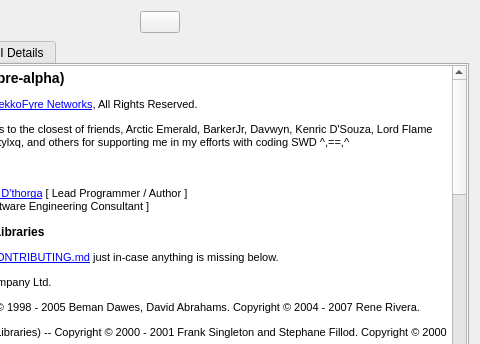
First picture: the form in src/ui/aboutdialog.ui, repository GekkoFyre/small-world-deluxe, before the edit; both pictures show x 160 to 640 and y 0 to 344 of the 640 by 480 pixel window.
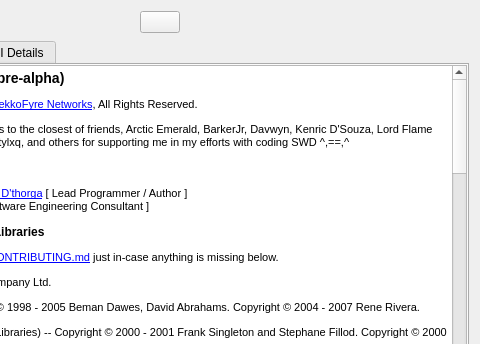
Second picture: the form after the edit.

```diff
--- a/src/ui/aboutdialog.ui
+++ b/src/ui/aboutdialog.ui
@@ -176,12 +176,29 @@
 &lt;p style=&quot; margin-top:12px; margin-bottom:12px; margin-left:0px; margin-right:0px; -qt-block-indent:0; text-indent:0px;&quot;&gt;&lt;span style=&quot; font-family:'Courier New'; font-size:8pt;&quot;&gt;QXmpp - Copyright © 2008 - 2020 The QXmpp Developers.&lt;/span&gt;&lt;/p&gt;
 &lt;p style=&quot; margin-top:12px; margin-bottom:12px; margin-left:0px; margin-right:0px; -qt-block-indent:0; text-indent:0px;&quot;&gt;&lt;span style=&quot; font-family:'Courier New'; font-size:8pt;&quot;&gt;SingleApplication -- Copyright © 2015 - 2020 Itay Grudev.&lt;/span&gt;&lt;/p&gt;
 &lt;p style=&quot; margin-top:12px; margin-bottom:12px; margin-left:0px; margin-right:0px; -qt-block-indent:0; text-indent:0px;&quot;&gt;&lt;span style=&quot; font-family:'Courier New'; font-size:8pt;&quot;&gt;KissFFT -- Copyright © 2003 - 2010 Mark Borgerding . All rights reserved.&lt;/span&gt;&lt;/p&gt;
+&lt;p style=&quot; margin-top:12px; margin-bottom:12px; margin-left:0px; margin-right:0px; -qt-block-indent:0; text-indent:0px;&quot;&gt;&lt;span style=&quot; font-family:'Courier New'; font-size:8pt;&quot;&gt;Hunspell -- Copyright © 2021 Kevin Hendricks and Caolán McNamara et al.&lt;/span&gt;&lt;/p&gt;
 &lt;p style=&quot; margin-top:12px; margin-bottom:12px; margin-left:0px; margin-right:0px; -qt-block-indent:0; text-indent:0px;&quot;&gt;&lt;span style=&quot; font-family:'Courier New'; font-size:8pt;&quot;&gt;QwtWaterfallplot -- Copyright © 2019 Amine Mzoughi.&lt;/span&gt;&lt;/p&gt;
 &lt;hr /&gt;
 &lt;p style=&quot; margin-top:12px; margin-bottom:0px; margin-left:0px; margin-right:0px; -qt-block-indent:0; text-indent:0px;&quot;&gt;&lt;span style=&quot; font-family:'Courier New'; font-size:8pt;&quot;&gt;Opus&lt;/span&gt;&lt;/p&gt;
 &lt;p style=&quot; margin-top:0px; margin-bottom:0px; margin-left:0px; margin-right:0px; -qt-block-indent:0; text-indent:0px;&quot;&gt;&lt;span style=&quot; font-family:'Courier New'; font-size:8pt;&quot;&gt;----------------------------------&lt;/span&gt;&lt;/p&gt;
 &lt;p style=&quot; margin-top:0px; margin-bottom:0px; margin-left:0px; margin-right:0px; -qt-block-indent:0; text-indent:0px;&quot;&gt;&lt;span style=&quot; font-family:'Courier New'; font-size:8pt;&quot;&gt;Copyright © 2001 - 2011 Xiph.Org, Skype Limited, Octasic, Jean-Marc Valin, Timothy B. Terriberry, CSIRO, Gregory Maxwell, Mark Borgerding, Erik de Castro Lopo.&lt;/span&gt;&lt;/p&gt;
 &lt;p style=&quot;-qt-paragraph-type:empty; margin-top:0px; margin-bottom:12px; margin-left:0px; margin-right:0px; -qt-block-indent:0; text-indent:0px; font-family:'Courier New'; font-size:8pt;&quot;&gt;&lt;br /&gt;&lt;/p&gt;
+&lt;p style=&quot; margin-top:12px; margin-bottom:0px; margin-left:0px; margin-right:0px; -qt-block-indent:0; text-indent:0px;&quot;&gt;&lt;span style=&quot; font-family:'Courier New'; font-size:8pt;&quot;&gt;Hunspell (dictionaries)&lt;/span&gt;&lt;/p&gt;
+&lt;p style=&quot; margin-top:0px; margin-bottom:0px; margin-left:0px; margin-right:0px; -qt-block-indent:0; text-indent:0px;&quot;&gt;&lt;span style=&quot; font-family:'Courier New'; font-size:8pt;&quot;&gt;----------------------------------&lt;/span&gt;&lt;/p&gt;
+&lt;p style=&quot; margin-top:0px; margin-bottom:0px; margin-left:0px; margin-right:0px; -qt-block-indent:0; text-indent:0px;&quot;&gt;&lt;span style=&quot; font-family:'Courier New'; font-size:8pt;&quot;&gt;The MIT License&lt;/span&gt;&lt;/p&gt;
+&lt;p style=&quot; margin-top:0px; margin-bottom:0px; margin-left:0px; margin-right:0px; -qt-block-indent:0; text-indent:0px;&quot;&gt;&lt;span style=&quot; font-family:'Courier New'; font-size:8pt;&quot;&gt;Copyright © 2015 Titus Wormer &amp;lt;tituswormer@gmail.com&amp;gt;&lt;/span&gt;&lt;/p&gt;
+&lt;p style=&quot;-qt-paragraph-type:empty; margin-top:0px; margin-bottom:0px; margin-left:0px; margin-right:0px; -qt-block-indent:0; text-indent:0px; font-family:'Courier New'; font-size:8pt;&quot;&gt;&lt;br /&gt;&lt;/p&gt;
+&lt;p style=&quot; margin-top:0px; margin-bottom:0px; margin-left:0px; margin-right:0px; -qt-block-indent:0; text-indent:0px;&quot;&gt;&lt;span style=&quot; font-family:'Courier New'; font-size:8pt;&quot;&gt;Permission is hereby granted, free of charge, to any person obtaining&lt;/span&gt;&lt;/p&gt;
+&lt;p style=&quot; margin-top:0px; margin-bottom:0px; margin-left:0px; margin-right:0px; -qt-block-indent:0; text-indent:0px;&quot;&gt;&lt;span style=&quot; font-family:'Courier New'; font-size:8pt;&quot;&gt;a copy of this software and associated documentation files (the&lt;/span&gt;&lt;/p&gt;
+&lt;p style=&quot; margin-top:0px; margin-bottom:0px; margin-left:0px; margin-right:0px; -qt-block-indent:0; text-indent:0px;&quot;&gt;&lt;span style=&quot; font-family:'Courier New'; font-size:8pt;&quot;&gt;'Software'), to deal in the Software without restriction, including&lt;/span&gt;&lt;/p&gt;
+&lt;p style=&quot; margin-top:0px; margin-bottom:0px; margin-left:0px; margin-right:0px; -qt-block-indent:0; text-indent:0px;&quot;&gt;&lt;span style=&quot; font-family:'Courier New'; font-size:8pt;&quot;&gt;without limitation the rights to use, copy, modify, merge, publish,&lt;/span&gt;&lt;/p&gt;
+&lt;p style=&quot; margin-top:0px; margin-bottom:0px; margin-left:0px; margin-right:0px; -qt-block-indent:0; text-indent:0px;&quot;&gt;&lt;span style=&quot; font-family:'Courier New'; font-size:8pt;&quot;&gt;distribute, sublicense, and/or sell copies of the Software, and to&lt;/span&gt;&lt;/p&gt;
+&lt;p style=&quot; margin-top:0px; margin-bottom:0px; margin-left:0px; margin-right:0px; -qt-block-indent:0; text-indent:0px;&quot;&gt;&lt;span style=&quot; font-family:'Courier New'; font-size:8pt;&quot;&gt;permit persons to whom the Software is furnished to do so, subject to&lt;/span&gt;&lt;/p&gt;
+&lt;p style=&quot; margin-top:0px; margin-bottom:0px; margin-left:0px; margin-right:0px; -qt-block-indent:0; text-indent:0px;&quot;&gt;&lt;span style=&quot; font-family:'Courier New'; font-size:8pt;&quot;&gt;the following conditions:&lt;/span&gt;&lt;/p&gt;
+&lt;p style=&quot;-qt-paragraph-type:empty; margin-top:0px; margin-bottom:0px; margin-left:0px; margin-right:0px; -qt-block-indent:0; text-indent:0px; font-family:'Courier New'; font-size:8pt;&quot;&gt;&lt;br /&gt;&lt;/p&gt;
+&lt;p style=&quot; margin-top:0px; margin-bottom:0px; margin-left:0px; margin-right:0px; -qt-block-indent:0; text-indent:0px;&quot;&gt;&lt;span style=&quot; font-family:'Courier New'; font-size:8pt;&quot;&gt;The above copyright notice and this permission notice shall be&lt;/span&gt;&lt;/p&gt;
+&lt;p style=&quot; margin-top:0px; margin-bottom:0px; margin-left:0px; margin-right:0px; -qt-block-indent:0; text-indent:0px;&quot;&gt;&lt;span style=&quot; font-family:'Courier New'; font-size:8pt;&quot;&gt;included in all copies or substantial portions of the Software.&lt;/span&gt;&lt;/p&gt;
+&lt;p style=&quot;-qt-paragraph-type:empty; margin-top:0px; margin-bottom:12px; margin-left:0px; margin-right:0px; -qt-block-indent:0; text-indent:0px; font-family:'Courier New'; font-size:8pt;&quot;&gt;&lt;br /&gt;&lt;/p&gt;
 &lt;p style=&quot; margin-top:12px; margin-bottom:0px; margin-left:0px; margin-right:0px; -qt-block-indent:0; text-indent:0px;&quot;&gt;&lt;span style=&quot; font-family:'Courier New'; font-size:8pt;&quot;&gt;libopusenc&lt;/span&gt;&lt;/p&gt;
 &lt;p style=&quot; margin-top:0px; margin-bottom:0px; margin-left:0px; margin-right:0px; -qt-block-indent:0; text-indent:0px;&quot;&gt;&lt;span style=&quot; font-family:'Courier New'; font-size:8pt;&quot;&gt;----------------------------------&lt;/span&gt;&lt;/p&gt;
 &lt;p style=&quot; margin-top:0px; margin-bottom:0px; margin-left:0px; margin-right:0px; -qt-block-indent:0; text-indent:0px;&quot;&gt;&lt;span style=&quot; font-family:'Courier New'; font-size:8pt;&quot;&gt;Copyright © 1994 - 2013 Xiph.Org Foundation and contributors.&lt;/span&gt;&lt;/p&gt;
```
